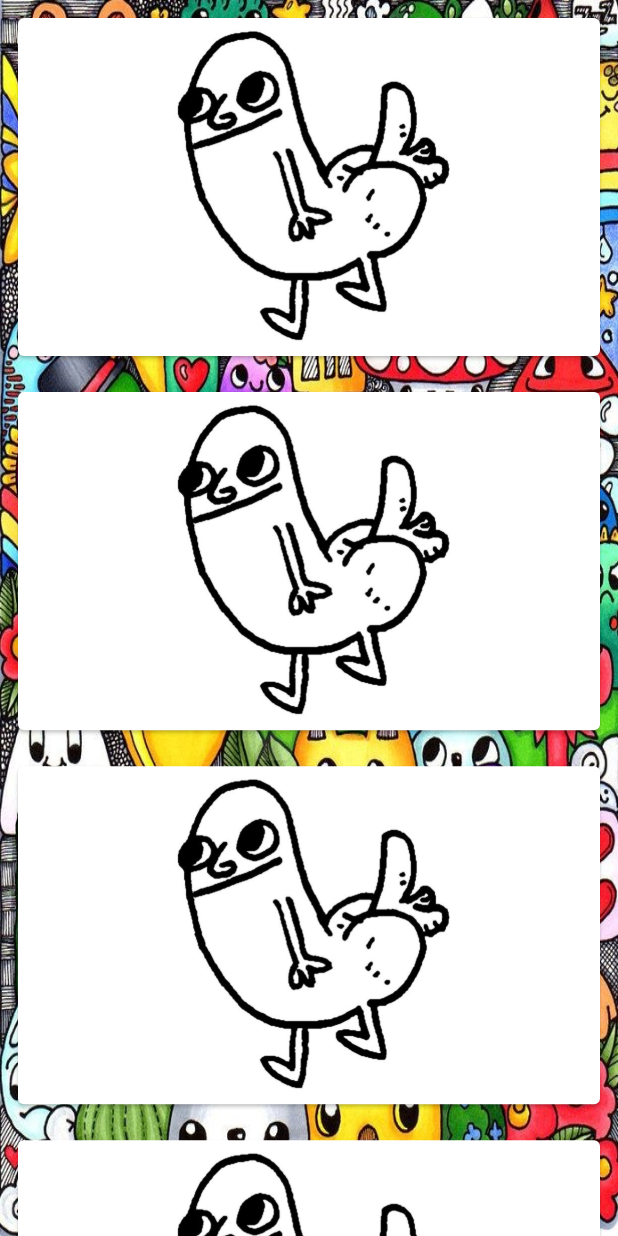
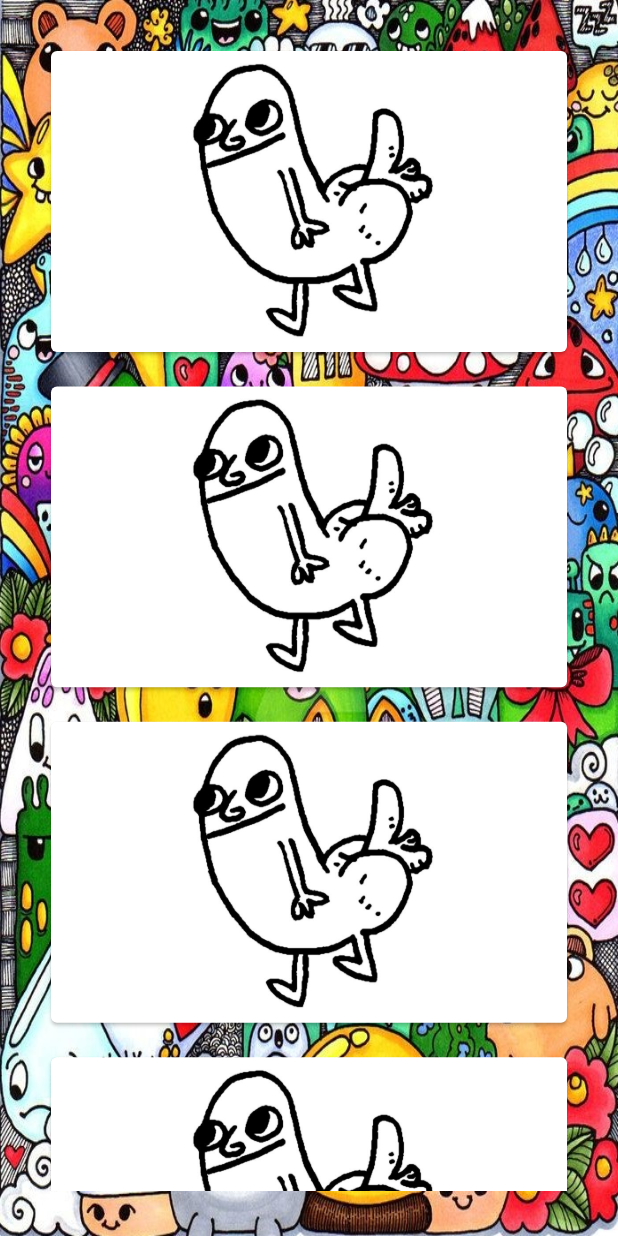
Before and after one commit to gifhary/alfabet, a Flutter app: the screen it shows after launch, on a phone screen of 412 x 824 dp. Run offline on Flutter 3.47's test engine with Material 2 defaults, Android fonts, the phone set to English and light mode, and no system bars.

Commit message:
alphabet screen and adjustment

```diff
--- a/lib/main.dart
+++ b/lib/main.dart
@@ -12,7 +12,7 @@ class _MyAppState extends State<MyApp> {
   @override
   Widget build(BuildContext context) {
     return MaterialApp(
-      home: Home(),
+      home: HomeScreen(),
     );
   }
 }
--- a/lib/screen/home.dart
+++ b/lib/screen/home.dart
@@ -1,11 +1,11 @@
 import 'package:flutter/material.dart';
 
-class Home extends StatefulWidget {
+class HomeScreen extends StatefulWidget {
   @override
-  _HomeState createState() => _HomeState();
+  _HomeScreenState createState() => _HomeScreenState();
 }
 
-class _HomeState extends State<Home> {
+class _HomeScreenState extends State<HomeScreen> {
   @override
   Widget build(BuildContext context) {
     return SafeArea(
@@ -16,20 +16,23 @@ class _HomeState extends State<Home> {
               height: MediaQuery.of(context).size.height,
               child: Image.asset("asset/img/home_background.jpg",
                   fit: BoxFit.fill)),
-          ListView.builder(
+          Padding(
+            padding: const EdgeInsets.all(30),
+            child: ListView.builder(
                 itemCount: 8,
                 itemBuilder: (context, index) {
                   return Padding(
-                  padding: const EdgeInsets.all(8.0),
+                    padding: const EdgeInsets.only(bottom: 15),
                     child: Card(
                       child: Padding(
                         padding: const EdgeInsets.all(8.0),
-                      child:
-                          Image.asset("asset/img/DButt.jpg", fit: BoxFit.cover),
+                        child: Image.asset("asset/img/DButt.jpg",
+                            fit: BoxFit.cover),
                       ),
                     ),
                   );
                 }),
+          ),
         ],
       )),
     );
```
Also changed, not shown: lib/screen/alphabet.dart (added, +15 -0 lines). Lines whose indentation alone changed are shown as unchanged.
